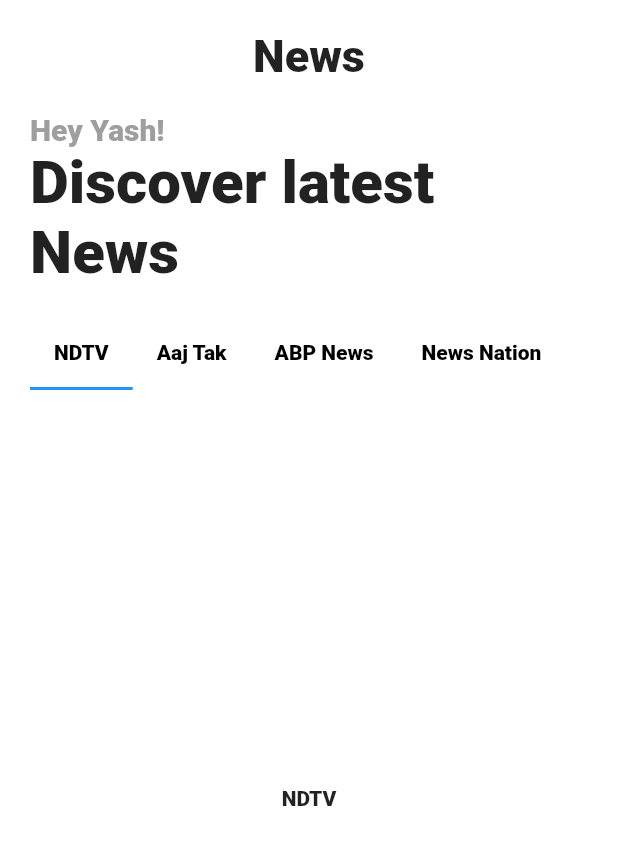
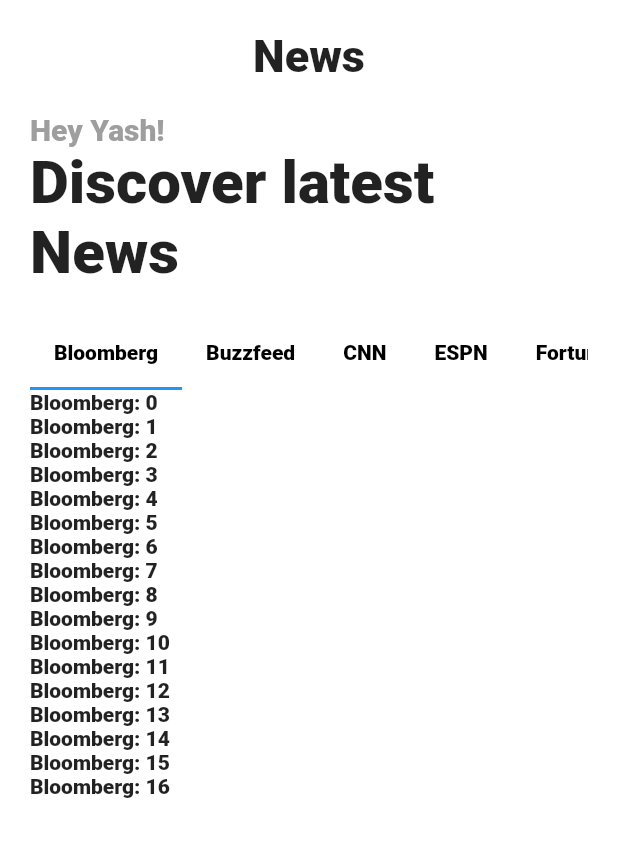
Before and after one commit to yashhalgaonkar/News-App, a Flutter app: the screen it shows after launch, on a phone screen of 412 x 824 dp. Shown: the top 845 px of the screen. Run offline on Flutter 3.47's test engine with Material 2 defaults, Android fonts, the light colour scheme and no system bars; Roboto replaces fonts that are missing (Roboto-Black).

Commit message:
Basic Design Completed

```diff
--- /dev/null
+++ b/lib/constants.dart
@@ -0,0 +1 @@
+final String apiKey = 'a1611e9c9df34d9ca08d4536977f8489';
--- /dev/null
+++ b/lib/models/news_source.dart
@@ -0,0 +1,51 @@
+import 'package:flutter/material.dart';
+import 'package:news_app_flutter/screens/news_list.dart';
+
+class Source {
+  Source({this.id, this.name});
+  String id;
+  String name;
+
+  static List<Source> sourceList = [
+    Source(id: 'bloomberg', name: 'Bloomberg'),
+    Source(id: 'buzzfeed', name: 'Buzzfeed'),
+    Source(id: 'cnn', name: 'CNN'),
+    Source(id: 'espn', name: 'ESPN'),
+    Source(id: 'fortune', name: 'Fortune'),
+    Source(id: 'fox-news', name: 'Fox News'),
+    Source(id: 'google-news', name: 'Google News'),
+    Source(id: 'mtv-news', name: 'MTV-News'),
+    Source(id: 'national-geographic', name: 'National Geographic'),
+    Source(id: 'new-scientist', name: 'New Scientist'),
+    Source(id: 'new-york-magazine', name: 'New York Magazine'),
+    Source(id: 'the-american-conservative', name: 'The American Conservative'),
+    Source(id: 'the-huffington-post', name: 'The Huffington Post'),
+    Source(id: 'the-verge', name: 'The Verge'),
+    Source(id: 'the-wall-street-journal', name: 'The Wall Street Journal'),
+    Source(id: 'the-washington-post', name: 'The Washington Post'),
+    Source(id: 'the-washington-times', name: 'The Washington Times'),
+  ];
+
+  static List<Tab> getTabsList() {
+    List<Tab> tabs = [];
+    for (Source s in Source.sourceList) {
+      tabs.add(Tab(
+        child: Text(
+          s.name,
+          style: TextStyle(color: Colors.black),
+        ),
+      ));
+    }
+    return tabs;
+  }
+
+  static List<NewsList> getNewsList() {
+    List<NewsList> newsList = [];
+    for (Source s in Source.sourceList)
+      newsList.add(NewsList(
+        sourceName: s.name,
+      ));
+
+    return newsList;
+  }
+}
--- a/lib/screens/home_page.dart
+++ b/lib/screens/home_page.dart
@@ -1,4 +1,4 @@
-import 'news_list.dart';
+import 'package:news_app_flutter/models/news_source.dart';
 import 'package:flutter/material.dart';
 
 class HomePage extends StatefulWidget {
@@ -11,46 +11,12 @@
 class _HomePageState extends State<HomePage>
     with SingleTickerProviderStateMixin {
   TabController _tabController;
-  List<String> sources = [
-    'NDTV',
-    'Aaj Tak',
-    'ABP News',
-    'News Nation',
-    'CNBC',
-    'TV9',
-    'Daily Hunt',
-    'YouTube',
-    'Google News',
-    'News API'
-  ];
 
   @override
   void initState() {
     super.initState();
-    _tabController = TabController(vsync: this, length: 10);
-  }
-
-  List<Tab> getTabsList() {
-    List<Tab> tabs = [];
-    for (String s in sources) {
-      tabs.add(Tab(
-        child: Text(
-          s,
-          style: TextStyle(color: Colors.black),
-        ),
-      ));
-    }
-    return tabs;
-  }
-
-  List<NewsList> getNewsList() {
-    List<NewsList> newsList = [];
-    for (String s in sources)
-      newsList.add(NewsList(
-        sourceName: s,
-      ));
-
-    return newsList;
+    _tabController = TabController(
+        vsync: this, length: Source.sourceList.length, initialIndex: 0);
   }
 
   @override
@@ -97,18 +63,20 @@
                 child: TabBar(
                   controller: _tabController,
                   isScrollable: true,
-                  tabs: getTabsList(),
+                  tabs: Source.getTabsList(),
                   onTap: (index) {
-                    print(sources[index]);
+                    //print(sources[index]);
+                    //make a request to the
                   },
                 ),
               ),
 
+              //the list of news from the source
               Expanded(
                 child: Container(
                   child: TabBarView(
                     controller: _tabController,
-                    children: getNewsList(),
+                    children: Source.getNewsList(),
                   ),
                 ),
               )
--- a/lib/screens/news_list.dart
+++ b/lib/screens/news_list.dart
@@ -1,4 +1,5 @@
 import 'package:flutter/material.dart';
+import 'package:news_app_flutter/models/news_source.dart';
 
 class NewsList extends StatelessWidget {
   final String sourceName;
@@ -6,10 +7,11 @@
 
   @override
   Widget build(BuildContext context) {
-    return Container(
-      child: Center(
-        child: Text(sourceName),
-      ),
+    return ListView.builder(
+      itemCount: Source.sourceList.length,
+      itemBuilder: (context, index) {
+        return Text('$sourceName: $index');
+      },
     );
   }
 }
```
